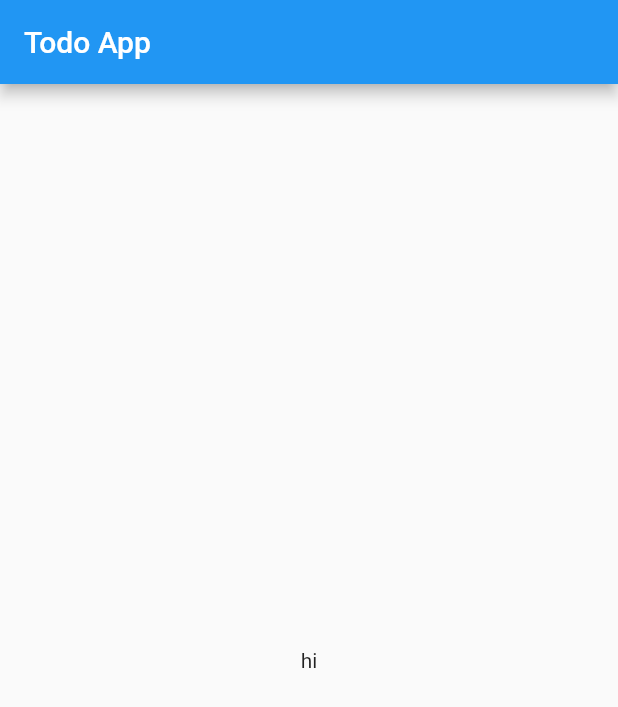
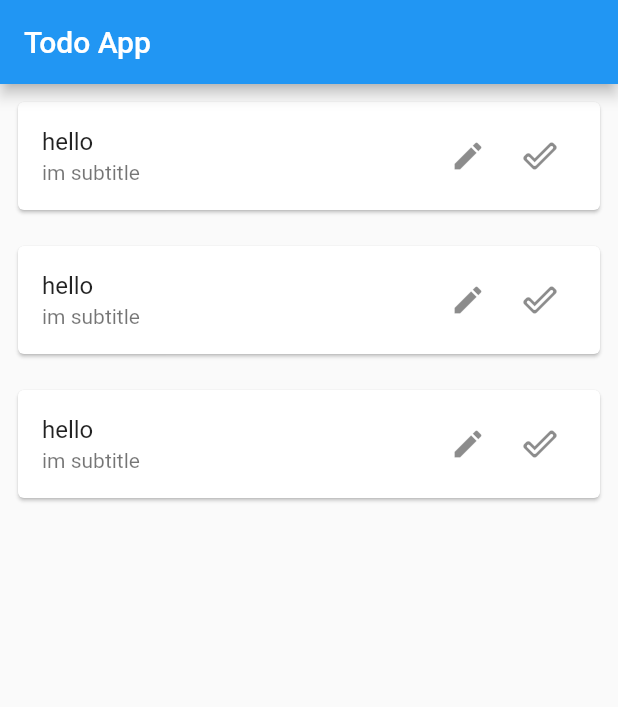
Before and after one commit to s-erfani/simple_todo_app, a Flutter app: the screen it shows after launch, on a phone screen of 412 x 824 dp. Shown: the top 707 px of the screen. Run offline on Flutter 3.47's test engine with Material 2 defaults, Android fonts, the phone set to English and light mode, and no system bars.

Commit message:
+ todo_item

```diff
--- a/lib/ui/first_screen.dart
+++ b/lib/ui/first_screen.dart
@@ -1,15 +1,21 @@
 import 'package:flutter/material.dart';
+import 'package:simple_todo_app/widgets/todo_item.dart';
 
 class FirstScreen extends StatelessWidget {
   @override
   Widget build(BuildContext context) {
     return SafeArea(
       child: Scaffold(
-        appBar: AppBar(title: Text("Todo App")),
-        body: Center(
-          child: Text("hi"),
-        ),
-      ),
+          appBar: AppBar(title: Text("Todo App")),
+          body: Container(
+            child: ListView(
+              children: [
+                TodoItem(),
+                TodoItem(),
+                TodoItem(),
+              ],
+            ),
+          )),
     );
   }
 }
--- /dev/null
+++ b/lib/widgets/todo_item.dart
@@ -0,0 +1,29 @@
+import 'package:flutter/material.dart';
+
+class TodoItem extends StatelessWidget {
+  @override
+  Widget build(BuildContext context) {
+    return Padding(
+      padding: const EdgeInsets.all(8.0),
+      child: Card(
+        child: ListTile(
+          title: Text("hello"),
+          subtitle: Text("im subtitle"),
+          trailing: Row(
+            mainAxisSize: MainAxisSize.min,
+            children: [
+              IconButton(
+                icon: Icon(Icons.edit),
+                onPressed: () {},
+              ),
+              IconButton(
+                icon: Icon(Icons.done_outline_rounded),
+                onPressed: () {},
+              ),
+            ],
+          ),
+        ),
+      ),
+    );
+  }
+}
```
